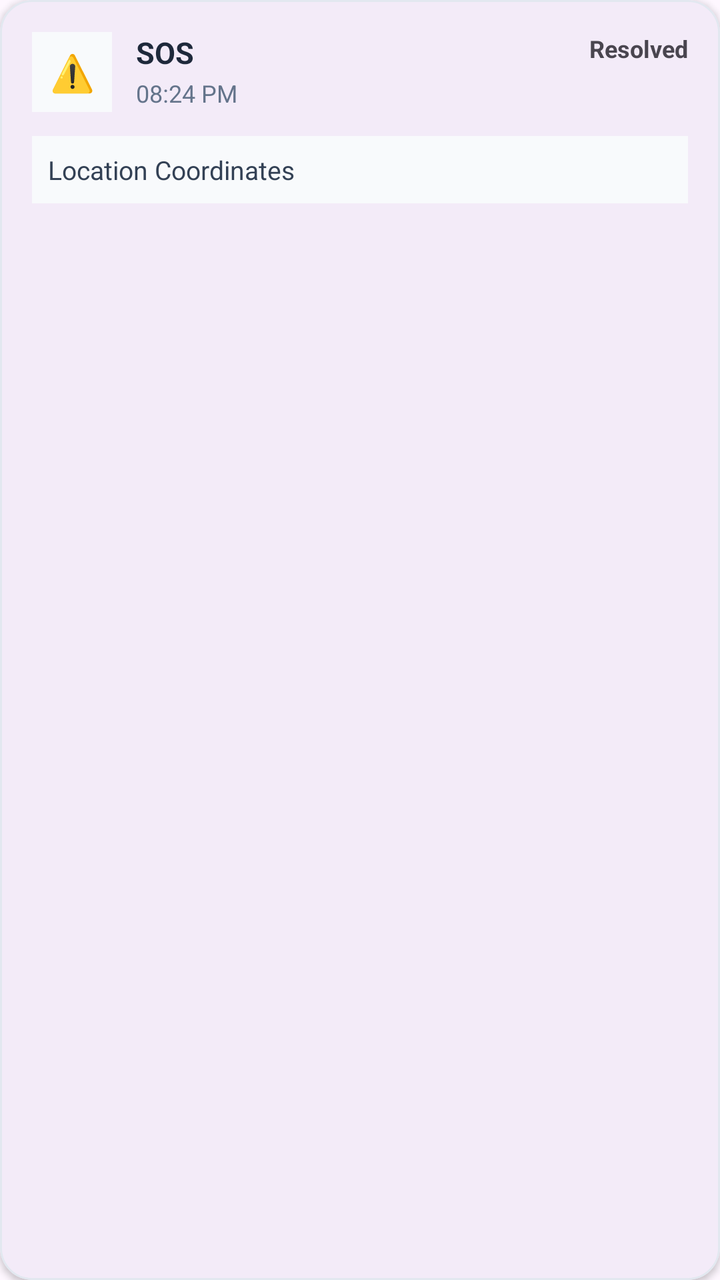
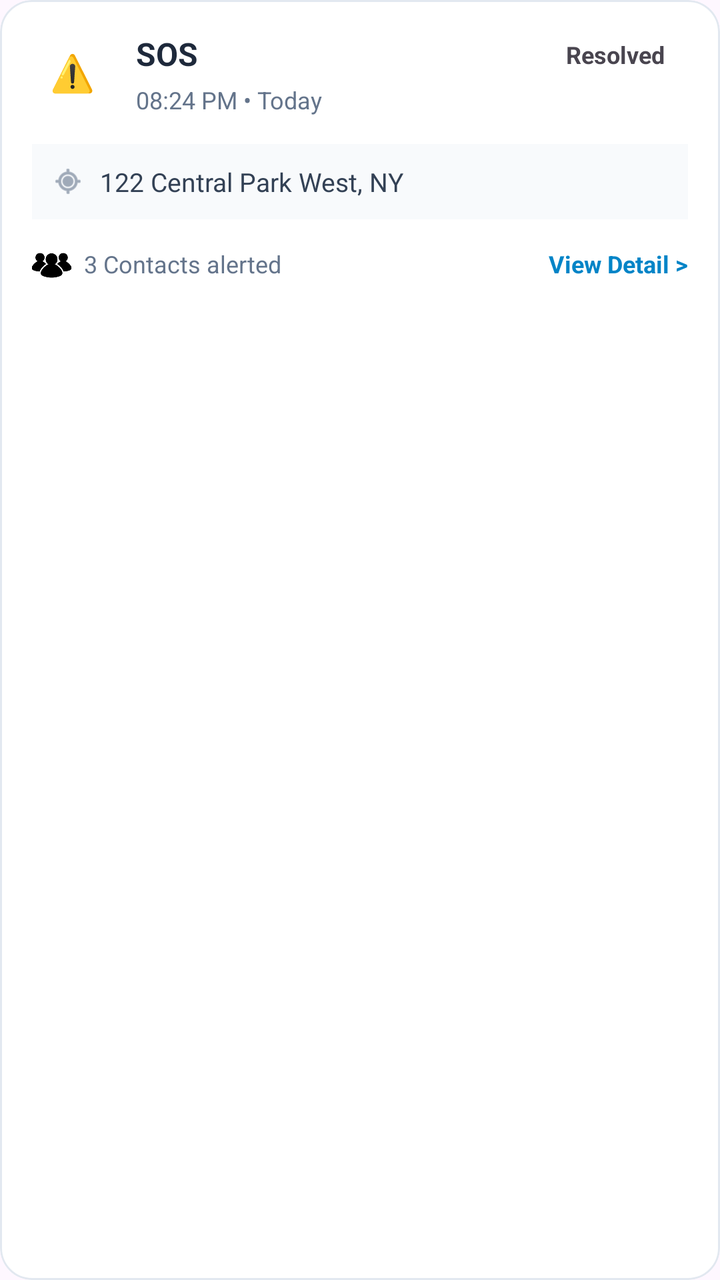

An Android layout rendered at two revisions. The XML below is the earlier revision; the diff shows what the commit changed to produce the second picture.
<!-- AndroidManifest.xml: application theme Theme.SafeRoute -->
<!-- res/layout/item_history_log.xml -->
<?xml version="1.0" encoding="utf-8"?>
<com.google.android.material.card.MaterialCardView xmlns:android="http://schemas.android.com/apk/res/android"
    xmlns:app="http://schemas.android.com/apk/res-auto"
    android:layout_width="match_parent"
    android:layout_height="wrap_content"
    android:layout_marginHorizontal="16dp"
    android:layout_marginVertical="8dp"
    app:cardCornerRadius="16dp"
    app:cardElevation="2dp"
    app:strokeWidth="1dp"
    app:strokeColor="#E2E8F0">

    <RelativeLayout
        android:layout_width="match_parent"
        android:layout_height="wrap_content"
        android:padding="16dp">

        <TextView
            android:id="@+id/tvLogIcon"
            android:layout_width="40dp"
            android:layout_height="40dp"
            android:background="#F8FAFC"
            android:gravity="center"
            android:text="⚠️"
            android:textSize="18sp" />

        <TextView
            android:id="@+id/tvLogType"
            android:layout_width="wrap_content"
            android:layout_height="wrap_content"
            android:layout_toEndOf="@id/tvLogIcon"
            android:layout_marginStart="12dp"
            android:text="SOS"
            android:textColor="#1E293B"
            android:textStyle="bold"
            android:textSize="15sp" />

        <TextView
            android:id="@+id/tvLogTime"
            android:layout_width="wrap_content"
            android:layout_height="wrap_content"
            android:layout_below="@id/tvLogType"
            android:layout_toEndOf="@id/tvLogIcon"
            android:layout_marginStart="12dp"
            android:layout_marginTop="2dp"
            android:text="08:24 PM"
            android:textColor="#64748B"
            android:textSize="12sp" />

        <TextView
            android:id="@+id/tvLogStatus"
            android:layout_width="wrap_content"
            android:layout_height="wrap_content"
            android:layout_alignParentEnd="true"
            android:text="Resolved"
            android:textStyle="bold"
            android:textSize="12sp" />

        <TextView
            android:id="@+id/tvLogLocation"
            android:layout_width="match_parent"
            android:layout_height="wrap_content"
            android:layout_below="@id/tvLogIcon"
            android:layout_marginTop="12dp"
            android:background="#F8FAFC"
            android:padding="8dp"
            android:text="Location Coordinates"
            android:textColor="#334155"
            android:textSize="13sp" />
    </RelativeLayout>
</com.google.android.material.card.MaterialCardView>
<!-- resources referenced by this layout -->
<resources>
  <style name="Theme.SafeRoute" parent="Base.Theme.SafeRoute" />
  <style name="Base.Theme.SafeRoute" parent="Theme.Material3.DayNight.NoActionBar">
          
          
      </style>
</resources>

<!-- the commit's change to res/layout/item_history_log.xml (unified diff, before → after) -->
@@ -1,16 +1,18 @@
 <?xml version="1.0" encoding="utf-8"?>
-<com.google.android.material.card.MaterialCardView xmlns:android="http://schemas.android.com/apk/res/android"
+<com.google.android.material.card.MaterialCardView
+    xmlns:android="http://schemas.android.com/apk/res/android"
     xmlns:app="http://schemas.android.com/apk/res-auto"
     android:layout_width="match_parent"
     android:layout_height="wrap_content"
     android:layout_marginHorizontal="16dp"
     android:layout_marginVertical="8dp"
     app:cardCornerRadius="16dp"
-    app:cardElevation="2dp"
+    app:cardElevation="0dp"
     app:strokeWidth="1dp"
-    app:strokeColor="#E2E8F0">
+    app:strokeColor="#E2E8F0"
+    app:cardBackgroundColor="#FFFFFF">
 
-    <RelativeLayout
+    <androidx.constraintlayout.widget.ConstraintLayout
         android:layout_width="match_parent"
         android:layout_height="wrap_content"
         android:padding="16dp">
@@ -19,53 +21,109 @@
             android:id="@+id/tvLogIcon"
             android:layout_width="40dp"
             android:layout_height="40dp"
-            android:background="#F8FAFC"
             android:gravity="center"
             android:text="⚠️"
-            android:textSize="18sp" />
+            android:textSize="18sp"
+            app:layout_constraintStart_toStartOf="parent"
+            app:layout_constraintTop_toTopOf="parent"/>
 
         <TextView
             android:id="@+id/tvLogType"
             android:layout_width="wrap_content"
             android:layout_height="wrap_content"
-            android:layout_toEndOf="@id/tvLogIcon"
             android:layout_marginStart="12dp"
             android:text="SOS"
             android:textColor="#1E293B"
+            android:textSize="16sp"
             android:textStyle="bold"
-            android:textSize="15sp" />
+            app:layout_constraintStart_toEndOf="@id/tvLogIcon"
+            app:layout_constraintTop_toTopOf="@id/tvLogIcon"/>
 
         <TextView
             android:id="@+id/tvLogTime"
             android:layout_width="wrap_content"
             android:layout_height="wrap_content"
-            android:layout_below="@id/tvLogType"
-            android:layout_toEndOf="@id/tvLogIcon"
-            android:layout_marginStart="12dp"
-            android:layout_marginTop="2dp"
-            android:text="08:24 PM"
+            android:layout_marginTop="4dp"
+            android:text="08:24 PM • Today"
             android:textColor="#64748B"
-            android:textSize="12sp" />
+            android:textSize="12sp"
+            app:layout_constraintStart_toStartOf="@id/tvLogType"
+            app:layout_constraintTop_toBottomOf="@id/tvLogType"/>
 
         <TextView
             android:id="@+id/tvLogStatus"
             android:layout_width="wrap_content"
             android:layout_height="wrap_content"
-            android:layout_alignParentEnd="true"
+            android:paddingHorizontal="12dp"
+            android:paddingVertical="4dp"
             android:text="Resolved"
+            android:textSize="12sp"
             android:textStyle="bold"
-            android:textSize="12sp" />
+            android:gravity="center"
+            app:layout_constraintEnd_toEndOf="parent"
+            app:layout_constraintTop_toTopOf="@id/tvLogType"
+            app:layout_constraintBottom_toBottomOf="@id/tvLogType"/>
+
+        <LinearLayout
+            android:id="@+id/locationContainer"
+            android:layout_width="0dp"
+            android:layout_height="wrap_content"
+            android:layout_marginTop="16dp"
+            android:background="#F8FAFC"
+            android:orientation="horizontal"
+            android:padding="10dp"
+            app:layout_constraintTop_toBottomOf="@id/tvLogIcon"
+            app:layout_constraintStart_toStartOf="parent"
+            app:layout_constraintEnd_toEndOf="parent">
+
+            <ImageView
+                android:layout_width="16dp"
+                android:layout_height="16dp"
+                android:layout_gravity="center_vertical"
+                android:src="@android:drawable/ic_menu_mylocation"
+                app:tint="#64748B"/>
+
+            <TextView
+                android:id="@+id/tvLogLocation"
+                android:layout_width="wrap_content"
+                android:layout_height="wrap_content"
+                android:layout_marginStart="8dp"
+                android:text="122 Central Park West, NY"
+                android:textColor="#334155"
+                android:textSize="13sp"/>
+        </LinearLayout>
+
+        <ImageView
+            android:id="@+id/ivPeopleIcon"
+            android:layout_width="20dp"
+            android:layout_height="16dp"
+            android:layout_marginTop="14dp"
+            android:src="@drawable/allpersons"
+            app:layout_constraintStart_toStartOf="parent"
+            app:layout_constraintTop_toBottomOf="@id/locationContainer"/>
 
         <TextView
-            android:id="@+id/tvLogLocation"
-            android:layout_width="match_parent"
+            android:id="@+id/tvContactsAlerted"
+            android:layout_width="wrap_content"
             android:layout_height="wrap_content"
-            android:layout_below="@id/tvLogIcon"
-            android:layout_marginTop="12dp"
-            android:background="#F8FAFC"
-            android:padding="8dp"
-            android:text="Location Coordinates"
-            android:textColor="#334155"
-            android:textSize="13sp" />
-    </RelativeLayout>
+            android:layout_marginStart="6dp"
+            android:text="3 Contacts alerted"
+            android:textColor="#64748B"
+            android:textSize="12sp"
+            app:layout_constraintBottom_toBottomOf="@id/ivPeopleIcon"
+            app:layout_constraintStart_toEndOf="@id/ivPeopleIcon"
+            app:layout_constraintTop_toTopOf="@id/ivPeopleIcon"/>
+
+        <TextView
+            android:id="@+id/tvViewDetail"
+            android:layout_width="wrap_content"
+            android:layout_height="wrap_content"
+            android:text="View Detail >"
+            android:textColor="#0284C7"
+            android:textSize="12sp"
+            android:textStyle="bold"
+            app:layout_constraintEnd_toEndOf="parent"
+            app:layout_constraintTop_toTopOf="@id/tvContactsAlerted"/>
+
+    </androidx.constraintlayout.widget.ConstraintLayout>
 </com.google.android.material.card.MaterialCardView>
<!-- resource entries referenced after the edit -->
@@ -1,5 +1,6 @@
 <!-- resources referenced by this layout -->
 <resources>
+  <!-- drawable allpersons: png bitmap (drawable, 9095 bytes) -->
   <style name="Theme.SafeRoute" parent="Base.Theme.SafeRoute" />
   <style name="Base.Theme.SafeRoute" parent="Theme.Material3.DayNight.NoActionBar">
           
